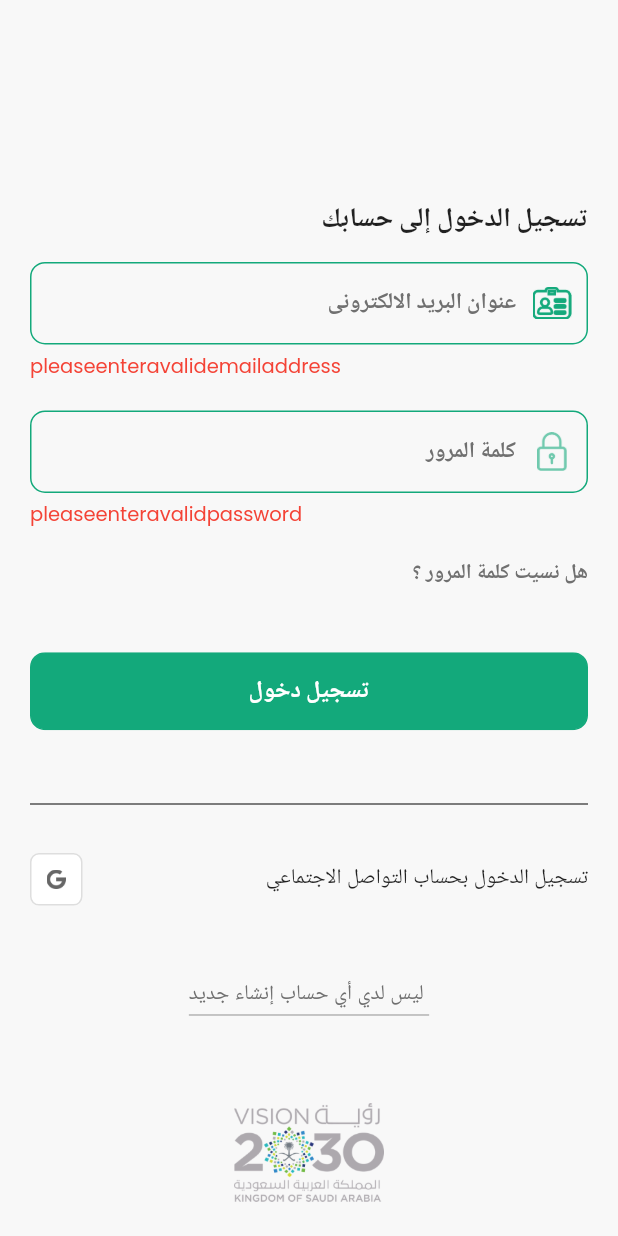
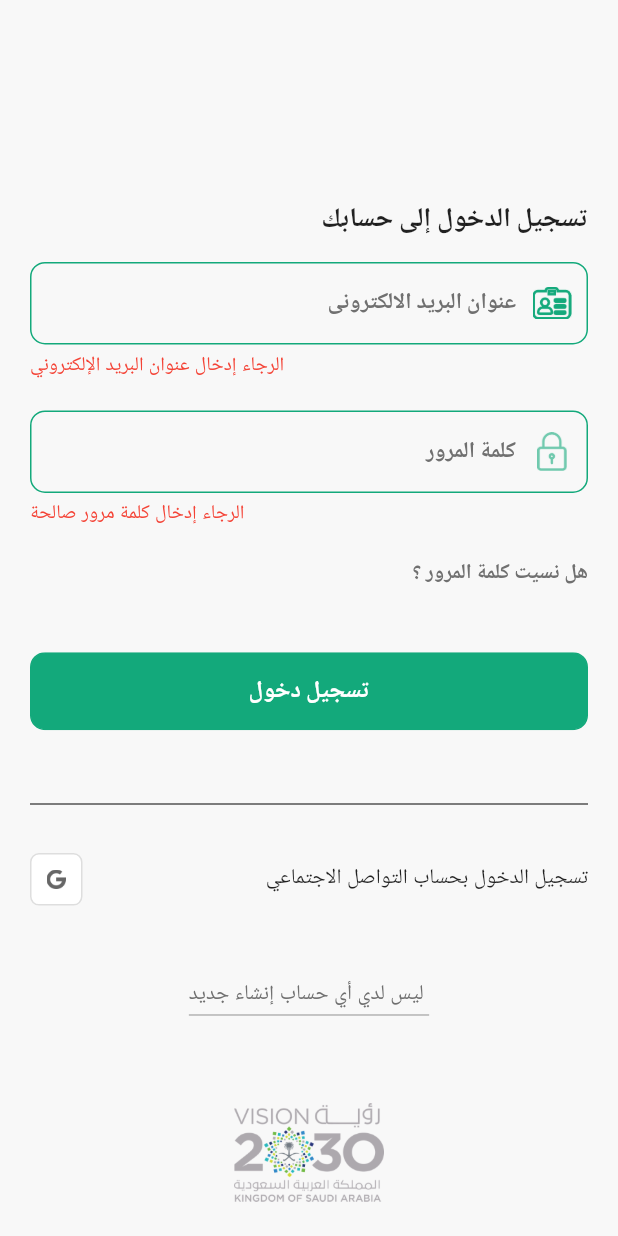
Before and after one commit to SaadFarzeen2/Car-Rental-App, a Flutter app: the LoginScreen screen opened by its route, after a tap on "تسجيل دخول", on a phone screen of 412 x 824 dp. Run offline on Flutter 3.47's test engine with Material 2 defaults, Android fonts, the light colour scheme and no system bars; our stand-ins replace carousel_slider, connectivity_plus, device_info_plus, firebase_core, firebase_messaging, flutter_local_notifications and 9 more; accounts and stored records are empty; network calls fail; project files that could hold a hidden picture were left out.

Commit message:
bug fixs

```diff
--- a/lib/localization/ar.dart
+++ b/lib/localization/ar.dart
@@ -173,6 +173,7 @@ final Map<String, String> arTranslation = {
   "carbookwithdriver": "كتاب السيارة مع السائق",
   "confirmBooking": "كتاب السيارة مع السائق",
   "pleaseenterdeliverylocation": "الرجاء إدخال موقع التسليم",
+  "carreservation": "حجز السيارة فقط",
   "pleaseenterreceivinglocation": "الرجاء إدخال موقع الاستلام",
   "selectReceiveDate": "حدد تاريخ الاستلام",
   "selectDeliveryDate": "حدد تاريخ التسليم",
--- a/lib/localization/en.dart
+++ b/lib/localization/en.dart
@@ -167,6 +167,7 @@ final enTranslation = {
   "companyname": "Company Name",
   "carmodel": "Car model",
   "sit": "Sit",
+  "carreservation": "Car Reservation Only",
   "km": "km",
   "branchDetails": "Branch Details",
   "branchname": "Branch Name",
--- a/lib/presentation/auth/Login/login_controller.dart
+++ b/lib/presentation/auth/Login/login_controller.dart
@@ -41,14 +41,14 @@ class LoginScreenController extends GetxController {
     emailError.value = '';
     passwordError.value = '';
     if (email.isEmpty) {
-      emailError.value = "pleaseenteravalidemailaddress".tr;
+      emailError.value = "enterEmailAddress".tr;
       isValid.value = false;
     } else if (!Helper.isEmail(email.value)) {
-      emailError.value = "pleaseenteravalidemailaddress".tr;
+      emailError.value = "entervalidemailaddresss".tr;
       isValid.value = false;
     }
     if (password.isEmpty) {
-      passwordError.value = "pleaseenteravalidpassword".tr;
+      passwordError.value = "pleaseentervalidpassword".tr;
       isValid.value = false;
     }
     return isValid.value;
--- a/lib/presentation/auth/register/register_screen.dart
+++ b/lib/presentation/auth/register/register_screen.dart
@@ -131,6 +131,7 @@ class RegisterScreen extends StatelessWidget {
                           AppTextField(
                             hintText: "identificationnumber".tr,
                             obsecureText: false,
+                            keyboardType: TextInputType.number,
                             prefixIcon: ImageConstant.userName,
                             border: true,
                             color: Colors.transparent,
@@ -140,7 +141,7 @@ class RegisterScreen extends StatelessWidget {
                             },
                             inputFormatters: <TextInputFormatter>[
                               FilteringTextInputFormatter.allow(
-                                RegExp("[0-9a-zA-Z]"),
+                                RegExp("[0-9]"),
                               ),
                             ],
                             errorMessage: _con.idNumberError,
--- a/lib/presentation/dashboard/addEditProfile/add_edit_profile_screen.dart
+++ b/lib/presentation/dashboard/addEditProfile/add_edit_profile_screen.dart
@@ -104,8 +104,12 @@ class AddEditProfileScreen extends StatelessWidget {
                       ),
                       AppTextField(
                         hintText: "identificationnumber".tr,
+                        // fieldInputType: TextInputType.number,
                         obsecureText: false,
                         prefixIcon: ImageConstant.userName,
+                        keyboardType: TextInputType.number,
+
+                        // keyboardType: TextInputType.number,
                         border: true,
                         color: Colors.transparent,
                         initialValue: _con.idNumber.value,
@@ -115,7 +119,7 @@ class AddEditProfileScreen extends StatelessWidget {
                         },
                         inputFormatters: [
                           FilteringTextInputFormatter.allow(
-                            RegExp("[0-9a-zA-Z]"),
+                            RegExp("[0-9]"),
                           ),
                         ],
                         errorMessage: _con.idNumberError,
--- a/lib/presentation/dashboard/carDetails/car_details_con.dart
+++ b/lib/presentation/dashboard/carDetails/car_details_con.dart
@@ -330,7 +330,7 @@ class CarDetailsController extends GetxController {
                   const SizedBox(width: 20),
                   Expanded(
                     child: Text(
-                      "carbookwithdriver".tr,
+                      "carreservation".tr,
                       style: const TextStyle(
                         fontSize: 20,
                         color: Color(0xff707070),
```
Also changed, not shown: lib/presentation/dashboard/carDetails/car_details_screen.dart (+31 -31 lines).
